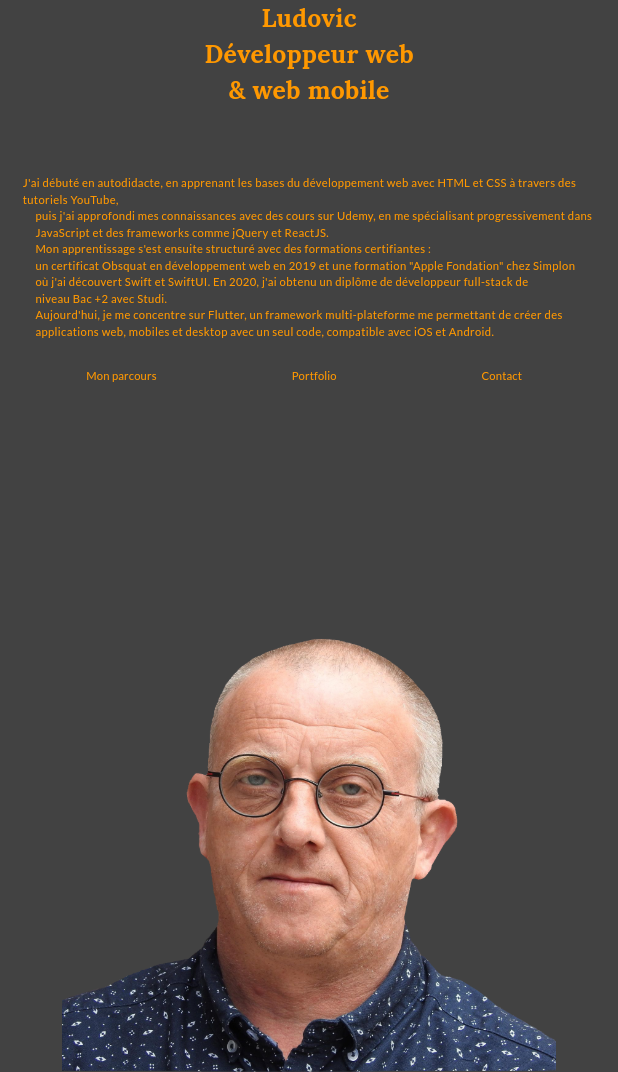
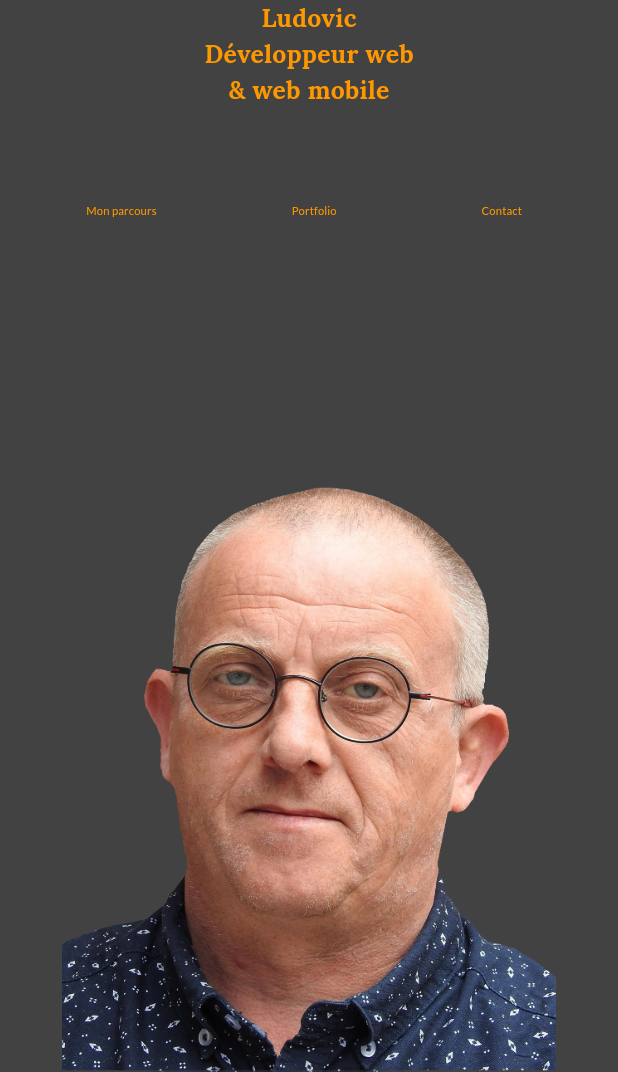
Before and after one commit to pickypou/mon_site_cv, a Flutter app: the screen it shows after launch, on a phone screen of 412 x 824 dp, the part 164-1236 px from its top. Run offline on Flutter 3.47's test engine with Material 3 defaults, Android fonts, the phone set to English and light mode, and no system bars; our stand-ins replace carousel_slider, cloud_firestore, firebase_core, firebase_storage, flutter_bloc, flutter_hooks and 4 more; accounts and stored records are empty; statements that could not run were skipped.

Commit message:
mise a jour du code

```diff
--- a/lib/ui/home_page/home_page.dart
+++ b/lib/ui/home_page/home_page.dart
@@ -42,18 +42,6 @@ class HomePage extends StatelessWidget {
                         Text('& web mobile', style: titleStyleMedium(context)),
                         const SizedBox(
                           height: 45,
-                        ),
-                        Text(
-                          '''J'ai débuté en autodidacte, en apprenant les bases du développement web avec HTML et CSS à travers des tutoriels YouTube,
-     puis j'ai approfondi mes connaissances avec des cours sur Udemy, en me spécialisant progressivement dans
-     JavaScript et des frameworks comme jQuery et ReactJS.
-     Mon apprentissage s'est ensuite structuré avec des formations certifiantes :
-     un certificat Obsquat en développement web en 2019 et une formation "Apple Fondation" chez Simplon
-     où j'ai découvert Swift et SwiftUI. En 2020, j'ai obtenu un diplôme de développeur full-stack de
-     niveau Bac +2 avec Studi.
-     Aujourd'hui, je me concentre sur Flutter, un framework multi-plateforme me permettant de créer des
-     applications web, mobiles et desktop avec un seul code, compatible avec iOS et Android.''',
-                          style: textStyleText(context),
                         ),
                         Padding(
                           padding: const EdgeInsets.fromLTRB(0, 0, 0, 70),
```
